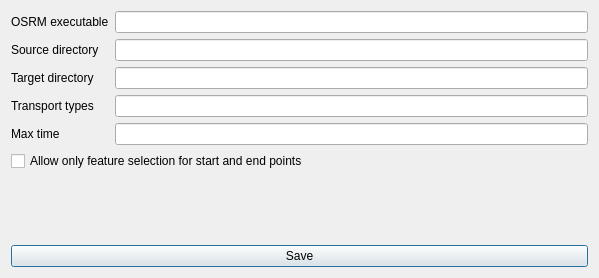
This is plugin/osrm/test_settings_dialog.ui in MikhanGusev/osrm_for_qgis as Qt 5 draws it before an edit. The edited form follows.
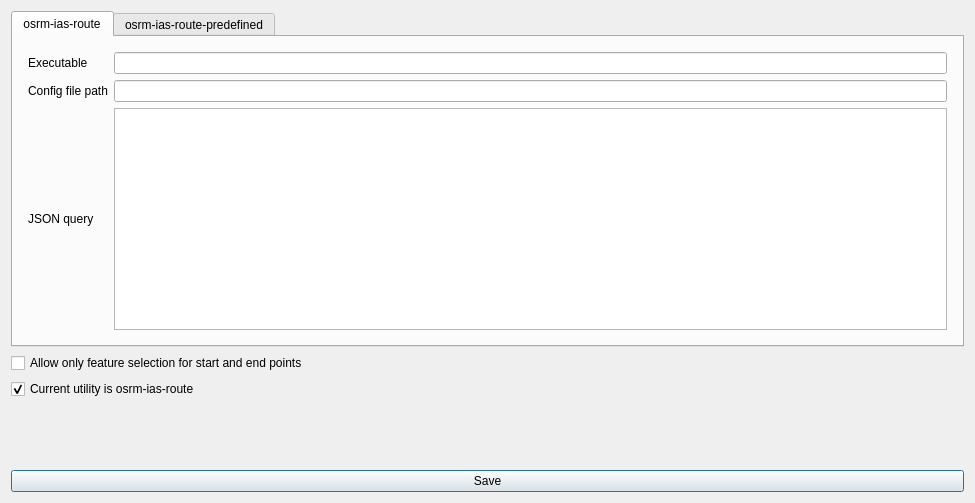
This is the edited form.

Commit message: Added new IAS utility support

Diff of the .ui file:
```diff
--- a/plugin/osrm/test_settings_dialog.ui
+++ b/plugin/osrm/test_settings_dialog.ui
@@ -6,8 +6,8 @@
    <rect>
     <x>0</x>
     <y>0</y>
-    <width>599</width>
-    <height>278</height>
+    <width>975</width>
+    <height>503</height>
    </rect>
   </property>
   <property name="windowTitle">
@@ -15,25 +15,86 @@
   </property>
   <layout class="QVBoxLayout" name="verticalLayout">
    <item>
+    <widget class="QTabWidget" name="tabWidget">
+     <property name="currentIndex">
+      <number>0</number>
+     </property>
+     <widget class="QWidget" name="tab">
+      <attribute name="title">
+       <string>osrm-ias-route</string>
+      </attribute>
+      <layout class="QVBoxLayout" name="verticalLayout_2">
+       <item>
+        <layout class="QGridLayout" name="gridLayout_2">
+         <property name="leftMargin">
+          <number>6</number>
+         </property>
+         <property name="topMargin">
+          <number>6</number>
+         </property>
+         <property name="rightMargin">
+          <number>6</number>
+         </property>
+         <property name="bottomMargin">
+          <number>6</number>
+         </property>
+         <item row="0" column="0">
+          <widget class="QLabel" name="label_5">
+           <property name="text">
+            <string>Executable</string>
+           </property>
+          </widget>
+         </item>
+         <item row="0" column="1">
+          <widget class="QLineEdit" name="lineEdit_4"/>
+         </item>
+         <item row="1" column="0">
+          <widget class="QLabel" name="label_6">
+           <property name="text">
+            <string>Config file path</string>
+           </property>
+          </widget>
+         </item>
+         <item row="1" column="1">
+          <widget class="QLineEdit" name="lineEdit_5"/>
+         </item>
+         <item row="2" column="0">
+          <widget class="QLabel" name="label_7">
+           <property name="text">
+            <string>JSON query</string>
+           </property>
+          </widget>
+         </item>
+         <item row="2" column="1">
+          <widget class="QTextEdit" name="textEdit_2"/>
+         </item>
+        </layout>
+       </item>
+      </layout>
+     </widget>
+     <widget class="QWidget" name="tab_2">
+      <attribute name="title">
+       <string>osrm-ias-route-predefined</string>
+      </attribute>
+      <layout class="QVBoxLayout" name="verticalLayout_3">
+       <item>
     <layout class="QGridLayout" name="gridLayout">
-     <item row="0" column="1">
-      <widget class="QLabel" name="label">
-       <property name="text">
-        <string>OSRM executable</string>
-       </property>
-      </widget>
-     </item>
-     <item row="0" column="2">
-      <widget class="QLineEdit" name="lineEdit">
-       <property name="text">
-        <string/>
-       </property>
-      </widget>
-     </item>
+         <property name="leftMargin">
+          <number>6</number>
+         </property>
+         <property name="topMargin">
+          <number>6</number>
+         </property>
+         <property name="rightMargin">
+          <number>6</number>
+         </property>
+         <property name="bottomMargin">
+          <number>6</number>
+         </property>
      <item row="1" column="1">
       <widget class="QLabel" name="label_2">
        <property name="text">
-        <string>Source directory</string>
+            <string>Graphs directory</string>
        </property>
       </widget>
      </item>
@@ -47,7 +108,7 @@
      <item row="2" column="1">
       <widget class="QLabel" name="label_3">
        <property name="text">
-        <string>Target directory</string>
+            <string>Results directory</string>
        </property>
       </widget>
      </item>
@@ -58,35 +119,35 @@
        </property>
       </widget>
      </item>
-     <item row="3" column="2">
-      <widget class="QLineEdit" name="lineEdit_4">
+         <item row="0" column="1">
+          <widget class="QLabel" name="label">
        <property name="text">
-        <string></string>
+            <string>Executable</string>
+           </property>
+          </widget>
+         </item>
+         <item row="0" column="2">
+          <widget class="QLineEdit" name="lineEdit">
+           <property name="text">
+            <string/>
        </property>
       </widget>
      </item>
      <item row="3" column="1">
       <widget class="QLabel" name="label_4">
        <property name="text">
-        <string>Transport types</string>
+            <string>JSON query</string>
        </property>
       </widget>
      </item>
-     <item row="4" column="2">
-      <widget class="QLineEdit" name="lineEdit_5">
-       <property name="text">
-        <string></string>
-       </property>
-      </widget>
-     </item>
-     <item row="4" column="1">
-      <widget class="QLabel" name="label_5">
-       <property name="text">
-        <string>Max time</string>
-       </property>
-      </widget>
-     </item>
-    </layout>
+         <item row="3" column="2">
+          <widget class="QTextEdit" name="textEdit"/>
+         </item>
+        </layout>
+       </item>
+      </layout>
+     </widget>
+    </widget>
    </item>
    <item>
     <widget class="QCheckBox" name="checkBox">
@@ -98,6 +159,16 @@
      </property>
     </widget>
    </item>
+   <item>
+    <widget class="QCheckBox" name="checkBox_2">
+     <property name="text">
+      <string>Current utility is osrm-ias-route</string>
+     </property>
+     <property name="checked">
+      <bool>true</bool>
+     </property>
+    </widget>
+   </item>
    <item>
     <spacer name="verticalSpacer">
      <property name="orientation">
```
Left out of the diff: 2 changed lines with no effect on the pictures. Lines whose indentation alone changed are shown as unchanged. The commit also changes 4 other files.
